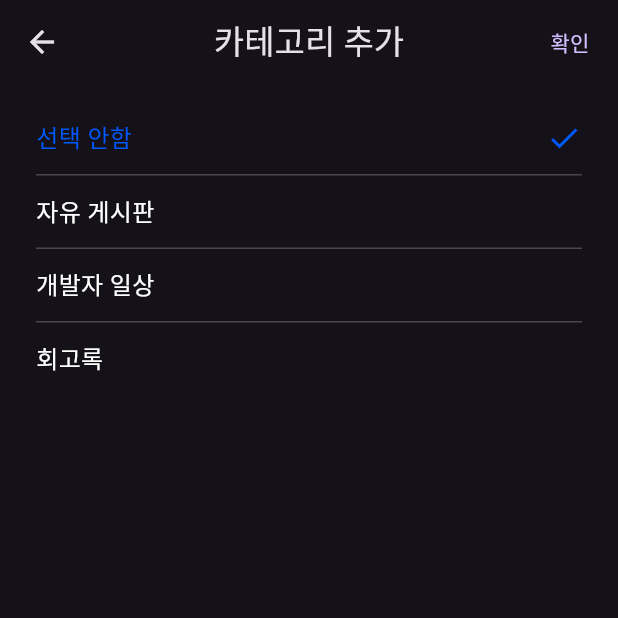
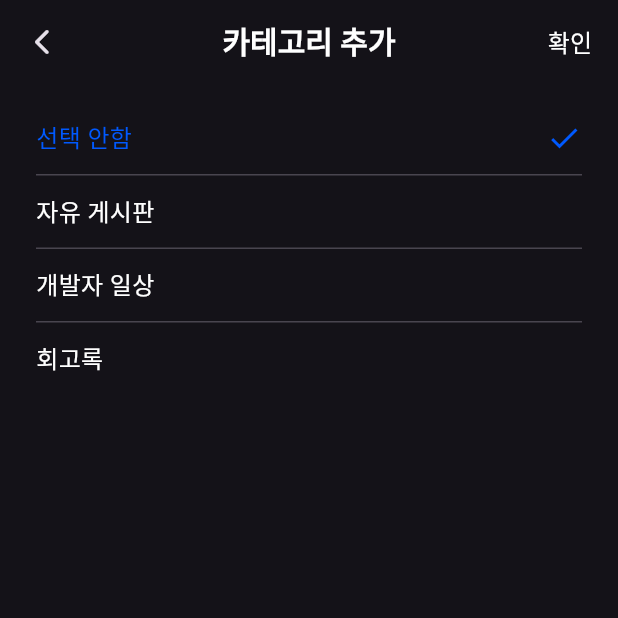
Before and after one commit to huir0/Hexagonian, a Flutter app: the LogCategoryPage screen opened by its route, on a phone screen of 412 x 824 dp, the top half of it. Run offline on Flutter 3.47's test engine with Material 3 defaults, Android fonts, the phone set to English and light mode, and no system bars; our stand-ins replace carousel_slider, equatable, flutter_riverpod, flutter_svg, freezed_annotation, go_router and 3 more; missing offline and left inert: fleather, markdown_toolbar, parchment_delta; network calls fail; Roboto replaces fonts that are missing (Pretendard).

```diff
--- a/sfaclog/lib/view/pages/log_page/log_category_page.dart
+++ b/sfaclog/lib/view/pages/log_page/log_category_page.dart
@@ -21,7 +21,18 @@ class _LogCategoryPageState extends ConsumerState<LogCategoryPage> {
     return Scaffold(
       appBar: AppBar(
         surfaceTintColor: Colors.transparent,
-        title: const Text('카테고리 추가'),
+        leading: GestureDetector(
+            onTap: () {
+              context.pop();
+            },
+            child: const Icon(
+              Icons.arrow_back_ios_new_rounded,
+              size: 20,
+            )),
+        title: Text(
+          '카테고리 추가',
+          style: SLTextStyle(style: SLStyle.Heading_S_Bold).textStyle,
+        ),
         centerTitle: true,
         actions: [
           TextButton(
@@ -31,7 +42,12 @@ class _LogCategoryPageState extends ConsumerState<LogCategoryPage> {
                 ref.read(logwriteProvider.notifier).setLog(newLogModel);
                 context.pop();
               },
-              child: const Text('확인'))
+              child: Text(
+                '확인',
+                style: SLTextStyle(
+                        style: SLStyle.Text_L_Regular, color: Colors.white)
+                    .textStyle,
+              ))
         ],
       ),
       body: Padding(
```
Also changed, not shown: sfaclog/lib/view/pages/log_page/log_page.dart (+7 -7 lines).
